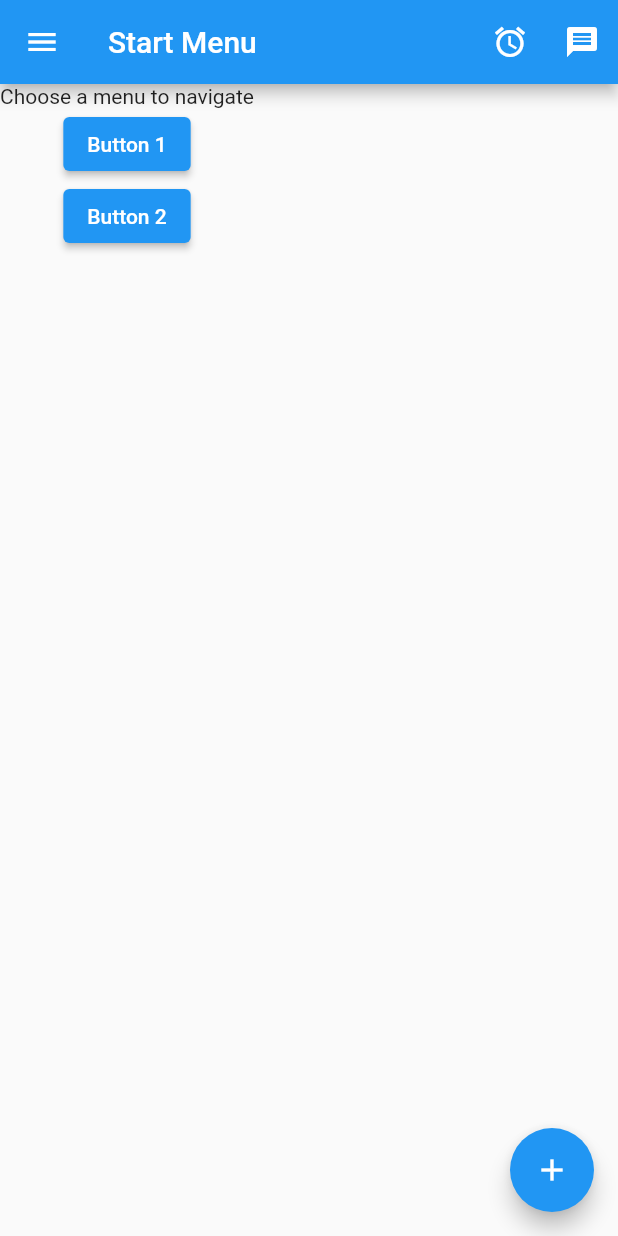
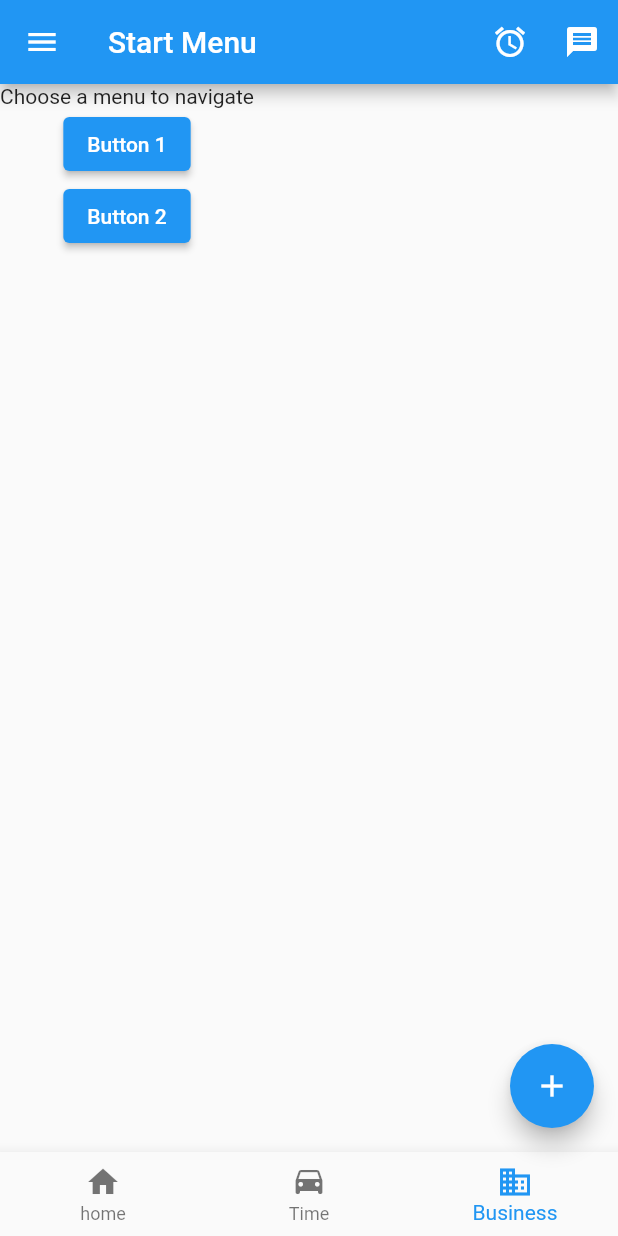
Before and after one commit to swatsam29/swati-mobapp02, a Flutter app: the screen it shows after launch, on a phone screen of 412 x 824 dp. Run offline on Flutter 3.47's test engine with Material 2 defaults, Android fonts, the phone set to English and light mode, and no system bars.

Commit message:
Bottom Navigation Bar

```diff
--- a/lib/viewscreen/start_screen.dart
+++ b/lib/viewscreen/start_screen.dart
@@ -76,8 +76,26 @@ class StartScreen extends StatelessWidget {
       },
       child: const Icon(Icons.add),
       ),
-
-
-    );
-  }
+      bottomNavigationBar: BottomNavigationBar(
+        currentIndex: 2,
+        onTap: (int index){
+          showSnackBar(context: context, message: 'Bottom Navigation Bar: index= $index');
+        },
+        items: const [
+          BottomNavigationBarItem(
+            label: 'home',
+            icon: Icon(Icons.home),
+          ),
+          BottomNavigationBarItem(
+            label: 'Time',
+            icon: Icon(Icons.time_to_leave),
+          ),
+          BottomNavigationBarItem(
+            label: 'Business',
+            icon: Icon(Icons.business),
+          ),
+        ],
+          ),
+          );
+   }
 }
```
